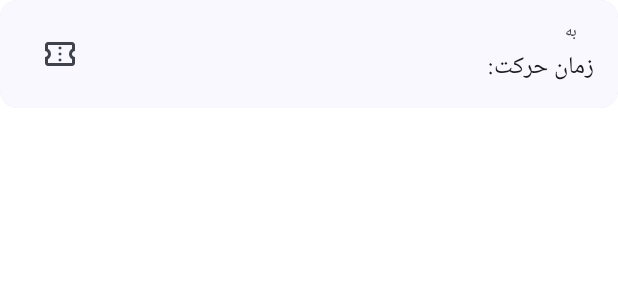
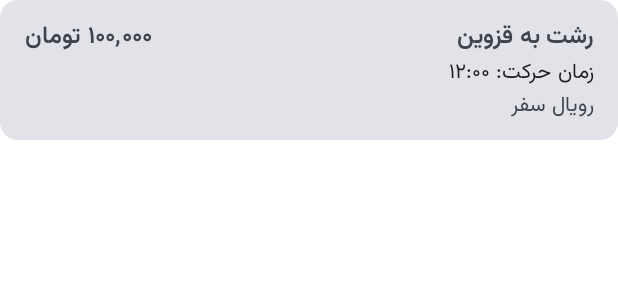
Before and after one commit to farnxxd/ticket-reservation, an Android app built with Jetpack Compose: the @Preview function TicketPreview, on a phone screen of 412 x 824 dp. Shown: the top 300 px of the screen. Run offline under Robolectric (Android 15) with nearby library versions, the phone set to English and light mode, and no system bars.

Commit message:
Saving all changes. There is no time for well done documentation.

```diff
--- /dev/null
+++ b/app/src/main/java/com/example/ticketreservation/data/local/LocalTicketData.kt
@@ -0,0 +1,25 @@
+package com.example.ticketreservation.data.local
+
+import com.example.ticketreservation.data.ticket.Ticket
+
+object LocalTicketData {
+    val emptyTicket = Ticket(
+        id = 0,
+        origin = "",
+        destination = "",
+        departureDate = "",
+        departureTime = "",
+        price = 0,
+        company = ""
+    )
+
+    val sampleTicket = Ticket(
+        id = 0,
+        origin = "رشت",
+        destination = "قزوین",
+        departureDate = "22-09",
+        departureTime = "12:00",
+        price = 100000,
+        company = "رویال سفر"
+    )
+}
--- a/app/src/main/java/com/example/ticketreservation/data/ticket/Ticket.kt
+++ b/app/src/main/java/com/example/ticketreservation/data/ticket/Ticket.kt
@@ -1,11 +1,11 @@
 package com.example.ticketreservation.data.ticket
 
 data class Ticket(
-    var id: Int = 0,
-    val origin: String = "",
-    val destination: String = "",
-    val departureDate: String = "",
-    val departureTime: String = "",
-    val price: Int = 100000,
-    val company: String = ""
+    var id: Int,
+    val origin: String,
+    val destination: String,
+    val departureDate: String,
+    val departureTime: String,
+    val price: Int,
+    val company: String
 )
--- a/app/src/main/java/com/example/ticketreservation/data/util/UtilityFunctions.kt
+++ b/app/src/main/java/com/example/ticketreservation/data/util/UtilityFunctions.kt
@@ -9,3 +9,9 @@ fun convertLongToTime(time: Long): String {
     val format = SimpleDateFormat("MM-dd", Locale.US)
     return format.format(date)
 }
+
+fun convertIntToPriceString(price: Int, withCurrency: Boolean = true): String {
+    val reversed = price.toString().reversed()
+    val formatted = reversed.chunked(3).joinToString(",")
+    return if (withCurrency) formatted.reversed() + " تومان" else formatted.reversed()
+}
--- a/app/src/main/java/com/example/ticketreservation/ui/screens/PickTicketScreen.kt
+++ b/app/src/main/java/com/example/ticketreservation/ui/screens/PickTicketScreen.kt
@@ -2,6 +2,7 @@ package com.example.ticketreservation.ui.screens
 
 import androidx.compose.foundation.clickable
 import androidx.compose.foundation.layout.Arrangement
+import androidx.compose.foundation.layout.Column
 import androidx.compose.foundation.layout.Row
 import androidx.compose.foundation.layout.fillMaxSize
 import androidx.compose.foundation.layout.fillMaxWidth
@@ -9,27 +10,48 @@ import androidx.compose.foundation.layout.padding
 import androidx.compose.foundation.lazy.LazyColumn
 import androidx.compose.foundation.lazy.items
 import androidx.compose.material3.Card
+import androidx.compose.material3.FilterChip
 import androidx.compose.material3.Icon
 import androidx.compose.material3.IconButton
 import androidx.compose.material3.ListItem
+import androidx.compose.material3.ListItemDefaults
+import androidx.compose.material3.MaterialTheme
 import androidx.compose.material3.Scaffold
 import androidx.compose.material3.Text
 import androidx.compose.runtime.Composable
 import androidx.compose.runtime.CompositionLocalProvider
+import androidx.compose.runtime.getValue
+import androidx.compose.runtime.mutableStateOf
+import androidx.compose.runtime.saveable.rememberSaveable
+import androidx.compose.runtime.setValue
+import androidx.compose.ui.Alignment
 import androidx.compose.ui.Modifier
+import androidx.compose.ui.graphics.Color
 import androidx.compose.ui.platform.LocalLayoutDirection
 import androidx.compose.ui.res.painterResource
+import androidx.compose.ui.text.buildAnnotatedString
+import androidx.compose.ui.text.font.FontWeight
 import androidx.compose.ui.tooling.preview.Preview
 import androidx.compose.ui.unit.LayoutDirection
 import androidx.compose.ui.unit.dp
 import com.example.ticketreservation.R
 import com.example.ticketreservation.ReservationTopAppBar
+import com.example.ticketreservation.data.local.LocalTicketData
 import com.example.ticketreservation.data.ticket.Ticket
+import com.example.ticketreservation.data.util.convertIntToPriceString
 import com.example.ticketreservation.ui.navigation.NavigationDestination
 import com.example.ticketreservation.ui.theme.TicketReservationTheme
 
 object PickTicketDestination : NavigationDestination {
     override val route = "pick_ticket"
+}
+
+enum class SortList(
+    val onClick: (List<Ticket>) -> List<Ticket>,
+    val label: String
+) {
+    Time(onClick = { it.sortedBy { it.departureTime } }, label = "زمان حرکت"),
+    Price(onClick = { it.sortedBy { it.price } }, label = "قیمت")
 }
 
 @Composable
@@ -39,19 +61,43 @@ fun PickTicketScreen(
     navigateUp: () -> Unit,
     modifier: Modifier = Modifier
 ) {
+    var sort by rememberSaveable { mutableStateOf(SortList.Time) }
+    var sortedList by rememberSaveable { mutableStateOf(SortList.Time.onClick(ticketsList)) }
+
     Scaffold(
         topBar = { ReservationTopAppBar(canNavigateBack = true, navigateUp = navigateUp) }
     ) { paddingValue ->
         CompositionLocalProvider(LocalLayoutDirection provides LayoutDirection.Rtl) {
-            LazyColumn(modifier = modifier.padding(paddingValue)) {
-                items(items = ticketsList, key = { it.id } ) {
+            Column(
+                horizontalAlignment = Alignment.CenterHorizontally,
+                modifier = modifier.padding(paddingValue)
+            ) {
+                Row(
+                    horizontalArrangement = Arrangement.spacedBy(12.dp),
+                    modifier = Modifier.fillMaxWidth(0.7f)
+                ) {
+                    for (sortItem in SortList.entries) {
+                        FilterChip(
+                            selected = sort == sortItem,
+                            onClick = {
+                                sort = sortItem
+                                sortedList = sortItem.onClick(sortedList)
+                            },
+                            label = { Text(text = sortItem.label) },
+                            modifier = Modifier.weight(1f)
+                        )
+                    }
+                }
+                LazyColumn(verticalArrangement = Arrangement.spacedBy(8.dp)) {
+                    items(items = sortedList, key = { it.id }) {
                         Ticket(
                             ticket = it,
-                        onTicketClick = { navigateToTicket(it.id) },
                             modifier = Modifier
                                 .fillMaxWidth()
+                                .padding(horizontal = 8.dp)
                                 .clickable { navigateToTicket(it.id) }
                         )
+                    }
                 }
             }
         }
@@ -62,32 +108,46 @@ fun PickTicketScreen(
 @Composable
 fun Ticket(
     ticket: Ticket,
-    modifier: Modifier = Modifier,
-    onTicketClick: () -> Unit = {}
+    modifier: Modifier = Modifier
 ) {
     Card(modifier = modifier) {
         ListItem(
             overlineContent = {
-                Row(horizontalArrangement = Arrangement.spacedBy(12.dp)) {
-                    Text(text = ticket.origin)
-                    Text(text = "به")
-                    Text(text = ticket.destination)
-                }
+                Text(
+                    text = buildAnnotatedString {
+                        append(ticket.origin)
+                        append(" به ")
+                        append(ticket.destination)
+                    },
+                    style = MaterialTheme.typography.titleMedium,
+                    fontWeight = FontWeight.SemiBold
+                )
             },
             headlineContent = {
-                Row(horizontalArrangement = Arrangement.spacedBy(12.dp)) {
-                    Text(text = "زمان حرکت:")
-                    Text(text = ticket.departureTime)
-                }
+                Text(
+                    text = buildAnnotatedString {
+                        append("زمان حرکت: ")
+                        append(ticket.departureTime)
+                    },
+                    style = MaterialTheme.typography.labelLarge,
+                    fontWeight = FontWeight.Normal
+                )
+            },
+            supportingContent = {
+                Text(
+                    text = ticket.company,
+                    style = MaterialTheme.typography.labelLarge,
+                    fontWeight = FontWeight.Normal
+                )
             },
             trailingContent = {
-                IconButton(onClick = onTicketClick) {
-                    Icon(
-                        painter = painterResource(id = R.drawable.ticket_24dp),
-                        contentDescription = ""
+                Text(
+                    text = convertIntToPriceString(ticket.price),
+                    style = MaterialTheme.typography.titleMedium,
+                    fontWeight = FontWeight.SemiBold
                 )
-                }
-            }
+            },
+            colors = ListItemDefaults.colors(Color.Transparent)
         )
     }
 }
@@ -111,7 +171,7 @@ fun TicketPreview() {
     TicketReservationTheme {
         CompositionLocalProvider(LocalLayoutDirection provides LayoutDirection.Rtl) {
             Ticket(
-                ticket = Ticket(),
+                ticket = LocalTicketData.sampleTicket,
                 modifier = Modifier.fillMaxWidth()
             )
         }
```
Also changed, not shown: app/src/main/java/com/example/ticketreservation/data/local/LocalCompanyData.kt (+7 -1 lines), app/src/main/java/com/example/ticketreservation/ui/theme/Type.kt (+68 -11 lines), app/src/main/java/com/example/ticketreservation/ui/viewmodel/ReservationViewModel.kt (+6 -4 lines), app/src/main/res/font/vazirmatn_black.ttf (added), app/src/main/res/font/vazirmatn_bold.ttf (added), app/src/main/res/font/vazirmatn_extrabold.ttf (added), app/src/main/res/font/vazirmatn_light.ttf (added), app/src/main/res/font/vazirmatn_medium.ttf (added), app/src/main/res/font/vazirmatn_regular.ttf (added), app/src/main/res/font/vazirmatn_semibold.ttf (added). Lines whose indentation alone changed are shown as unchanged.
